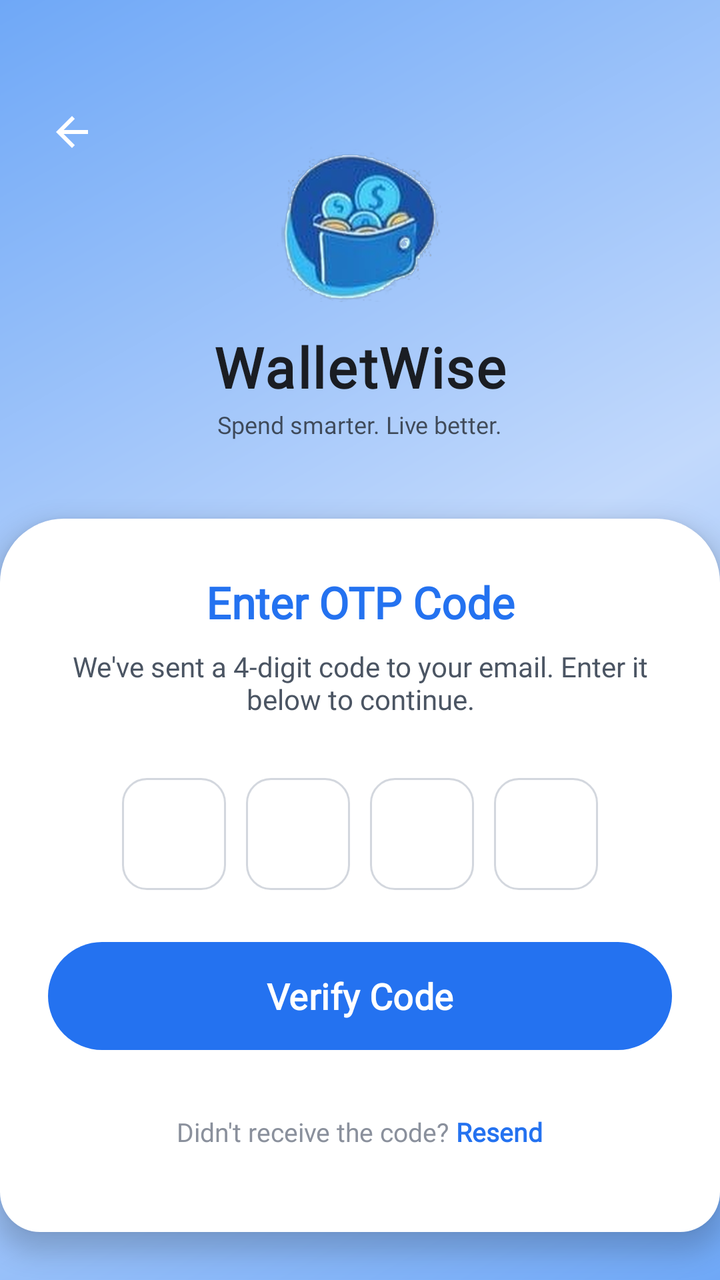
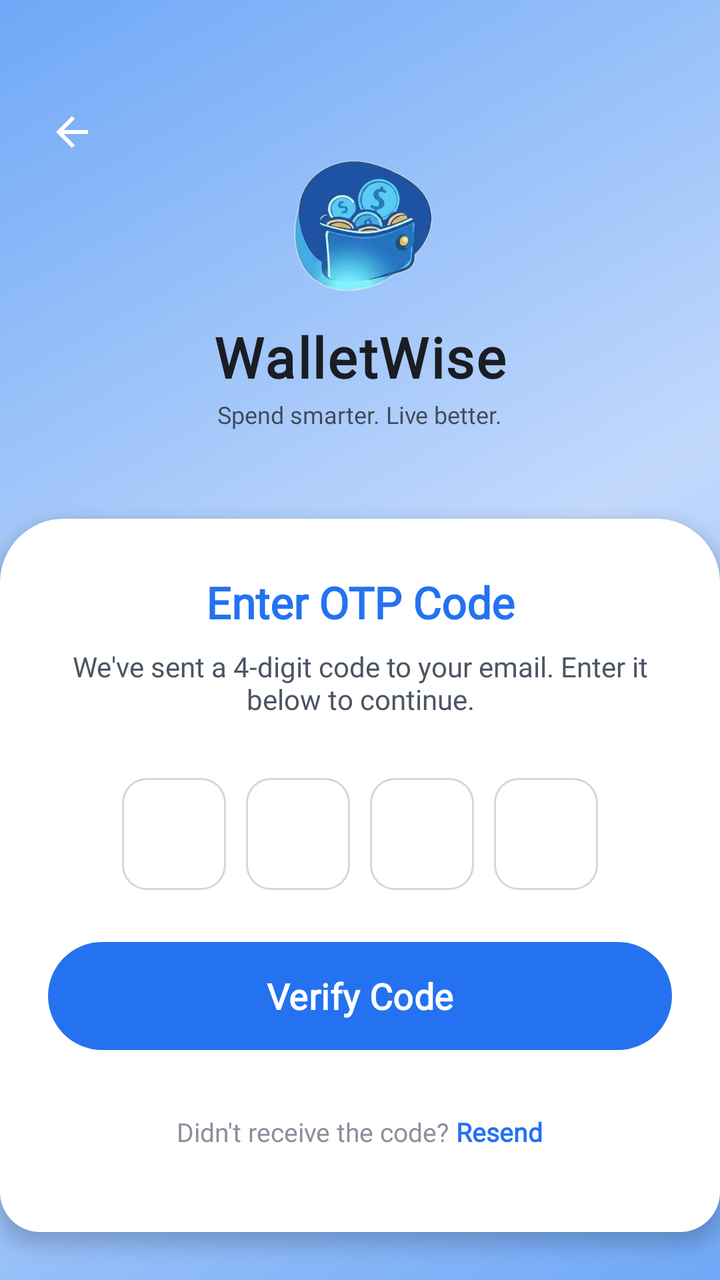

An Android layout rendered at two revisions. The XML below is the earlier revision; the diff shows what the commit changed to produce the second picture.
<!-- AndroidManifest.xml: activity theme Theme.ExpenceAndBudgetTracker -->
<!-- res/layout/activity_otp_verification.xml -->
<?xml version="1.0" encoding="utf-8"?>
<androidx.core.widget.NestedScrollView
    xmlns:android="http://schemas.android.com/apk/res/android"
    xmlns:app="http://schemas.android.com/apk/res-auto"
    xmlns:tools="http://schemas.android.com/tools"

    android:layout_width="match_parent"
    android:layout_height="match_parent"

    android:background="@drawable/bg_gradient"

    android:fillViewport="true"
    android:clipToPadding="false"

    tools:context=".auth.OtpVerificationActivity">


    <LinearLayout
        android:layout_width="match_parent"
        android:layout_height="wrap_content"

        android:orientation="vertical">


        
        
        

        <FrameLayout
            android:layout_width="match_parent"
            android:layout_height="285dp">


            
            
            

            <ImageButton
                android:id="@+id/btnBack"

                android:layout_width="48dp"
                android:layout_height="48dp"

                android:layout_gravity="top|start"

                android:layout_marginStart="12dp"
                android:layout_marginTop="42dp"

                android:background="?attr/selectableItemBackgroundBorderless"

                android:contentDescription="Back"

                android:padding="12dp"

                android:src="@drawable/baseline_arrow_back_24"

                app:tint="@color/neutral_0" />


            
            
            

            <LinearLayout
                android:layout_width="wrap_content"
                android:layout_height="wrap_content"

                android:layout_gravity="center"

                android:gravity="center"

                android:orientation="vertical">


                <ImageView
                    android:id="@+id/imgLogo"

                    android:layout_width="95dp"
                    android:layout_height="95dp"

                    android:adjustViewBounds="true"

                    android:contentDescription="WalletWise Logo"

                    android:scaleType="fitCenter"

                    android:src="@drawable/walletwise_logo" />


                <TextView
                    android:id="@+id/tvWalletWise"

                    android:layout_width="wrap_content"
                    android:layout_height="wrap_content"

                    android:layout_marginTop="5dp"

                    android:fontFamily="@font/dosis_extrabold"

                    android:text="WalletWise"

                    android:textColor="@color/text_primary_light"

                    android:textSize="28sp"

                    android:textStyle="bold"

                    android:letterSpacing="0.03" />


                <TextView
                    android:layout_width="wrap_content"
                    android:layout_height="wrap_content"

                    android:layout_marginTop="2dp"

                    android:fontFamily="@font/molengo_regular"

                    android:text="Spend smarter. Live better."

                    android:textColor="@color/text_primary_light"

                    android:textSize="12sp"

                    android:alpha="0.75" />

            </LinearLayout>

        </FrameLayout>


        
        
        

        <LinearLayout
            android:id="@+id/formCard"

            android:layout_width="match_parent"
            android:layout_height="wrap_content"

            android:layout_marginTop="-26dp"

            android:background="@drawable/bg_login_card"

            android:elevation="7dp"

            android:orientation="vertical"

            android:paddingStart="24dp"
            android:paddingTop="27dp"
            android:paddingEnd="24dp"
            android:paddingBottom="26dp">


            

            <TextView
                android:layout_width="match_parent"
                android:layout_height="wrap_content"

                android:fontFamily="@font/dosis_extrabold"

                android:text="Enter OTP Code"

                android:textAlignment="center"

                android:textColor="@color/primary_500"

                android:textSize="22sp"

                android:textStyle="bold" />


            

            <TextView
                android:id="@+id/tvSubtitle"

                android:layout_width="match_parent"
                android:layout_height="wrap_content"

                android:layout_marginTop="8dp"

                android:fontFamily="@font/molengo_regular"

                android:text="We've sent a 4-digit code to your email. Enter it below to continue."

                android:textAlignment="center"

                android:textColor="@color/text_secondary_light"

                android:textSize="14sp" />


            

            <LinearLayout
                android:layout_width="wrap_content"
                android:layout_height="wrap_content"

                android:layout_gravity="center"

                android:layout_marginTop="30dp"

                android:orientation="horizontal">


                <EditText
                    android:id="@+id/etOtp1"

                    android:layout_width="52dp"
                    android:layout_height="56dp"

                    android:layout_marginHorizontal="5dp"

                    android:background="@drawable/bg_input_box"

                    android:fontFamily="@font/dosis_extrabold"

                    android:gravity="center"

                    android:inputType="number"

                    android:maxLength="1"

                    android:textColor="@color/text_primary_light"

                    android:textSize="20sp" />


                <EditText
                    android:id="@+id/etOtp2"

                    android:layout_width="52dp"
                    android:layout_height="56dp"

                    android:layout_marginHorizontal="5dp"

                    android:background="@drawable/bg_input_box"

                    android:fontFamily="@font/dosis_extrabold"

                    android:gravity="center"

                    android:inputType="number"

                    android:maxLength="1"

                    android:textColor="@color/text_primary_light"

                    android:textSize="20sp" />


                <EditText
                    android:id="@+id/etOtp3"

                    android:layout_width="52dp"
                    android:layout_height="56dp"

                    android:layout_marginHorizontal="5dp"

                    android:background="@drawable/bg_input_box"

                    android:fontFamily="@font/dosis_extrabold"

                    android:gravity="center"

                    android:inputType="number"

                    android:maxLength="1"

                    android:textColor="@color/text_primary_light"

                    android:textSize="20sp" />


                <EditText
                    android:id="@+id/etOtp4"

                    android:layout_width="52dp"
                    android:layout_height="56dp"

                    android:layout_marginHorizontal="5dp"

                    android:background="@drawable/bg_input_box"

                    android:fontFamily="@font/dosis_extrabold"

                    android:gravity="center"

                    android:inputType="number"

                    android:maxLength="1"

                    android:textColor="@color/text_primary_light"

                    android:textSize="20sp" />

            </LinearLayout>


            

            <Button
                android:id="@+id/btnVerifyCode"

                android:layout_width="match_parent"
                android:layout_height="54dp"

                android:layout_marginTop="26dp"

                android:background="@drawable/bg_gradient_pill_button"

                android:backgroundTint="@null"

                android:fontFamily="@font/dosis_extrabold"

                android:stateListAnimator="@null"

                android:text="Verify Code"

                android:textAllCaps="false"

                android:textColor="@color/neutral_0"

                android:textSize="18sp"

                android:textStyle="bold" />


            

            <LinearLayout
                android:layout_width="match_parent"
                android:layout_height="wrap_content"

                android:layout_marginTop="17dp"

                android:gravity="center"

                android:orientation="horizontal">


                <TextView
                    android:layout_width="wrap_content"
                    android:layout_height="wrap_content"

                    android:fontFamily="@font/dosis_semibold"

                    android:text="Didn't receive the code? "

                    android:textColor="@color/neutral_500"

                    android:textSize="13sp" />


                <TextView
                    android:id="@+id/tvResendCode"

                    android:layout_width="wrap_content"
                    android:layout_height="48dp"

                    android:gravity="center"

                    android:fontFamily="@font/dosis_bold"

                    android:text="Resend"

                    android:textColor="@color/primary_500"

                    android:textSize="13sp"

                    android:textStyle="bold" />

            </LinearLayout>


        </LinearLayout>

    </LinearLayout>

</androidx.core.widget.NestedScrollView>
<!-- resources referenced by this layout -->
<resources>
  <color name="neutral_0">#FFFFFF</color>
  <color name="neutral_500">#8A909C</color>
  <color name="primary_500">#2472F0</color>
  <color name="text_primary_light">@color/neutral_900</color>
  <color name="text_secondary_light">@color/neutral_700</color>
  <!-- drawable baseline_arrow_back_24 (drawable) -->
  <vector xmlns:android="http://schemas.android.com/apk/res/android" android:autoMirrored="true" android:height="24dp" android:tint="#000000" android:viewportHeight="24" android:viewportWidth="24" android:width="24dp">
        
      <path android:fillColor="@android:color/black" android:pathData="M20,11H7.83l5.59,-5.59L12,4l-8,8 8,8 1.41,-1.41L7.83,13H20v-2z"/>
      
  </vector>
  <!-- drawable bg_gradient (drawable) -->
  <?xml version="1.0" encoding="utf-8"?>
  <shape xmlns:android="http://schemas.android.com/apk/res/android"
      android:shape="rectangle">
      <gradient
          android:type="linear"
          android:angle="135"
          android:startColor="@color/primary_300"
          android:centerColor="@color/primary_100"
          android:endColor="@color/primary_300" />
  </shape>
  <!-- drawable bg_gradient_pill_button (drawable) -->
  <?xml version="1.0" encoding="utf-8"?>
  <shape xmlns:android="http://schemas.android.com/apk/res/android"
      android:shape="rectangle">
  
      <solid android:color="@color/primary_500" />
  
      <corners android:radius="28dp" />
  
  </shape>
  <!-- drawable bg_input_box (drawable) -->
  <?xml version="1.0" encoding="utf-8"?>
  <shape xmlns:android="http://schemas.android.com/apk/res/android"
      android:shape="rectangle">
      <solid android:color="@color/neutral_0" />
      <stroke
          android:width="1dp"
          android:color="@color/neutral_300" />
      <corners android:radius="12dp" />
  </shape>
  <!-- drawable bg_login_card (drawable) -->
  <?xml version="1.0" encoding="utf-8"?>
  <shape xmlns:android="http://schemas.android.com/apk/res/android"
      android:shape="rectangle">
  
      <solid
          android:color="@color/neutral_0" />
  
      <corners
          android:topLeftRadius="32dp"
          android:topRightRadius="32dp"
          android:bottomLeftRadius="20dp"
          android:bottomRightRadius="20dp" />
  
      <padding
          android:left="0dp"
          android:top="0dp"
          android:right="0dp"
          android:bottom="0dp" />
  
  </shape>
  <!-- drawable walletwise_logo: png bitmap (drawable, 579250 bytes) -->
  <color name="neutral_900">#1A1D23</color>
  <color name="neutral_700">#4B5563</color>
  <color name="primary_300">#6FA8F7</color>
  <color name="primary_100">#C2D9FC</color>
  <color name="neutral_300">#D3D7DE</color>
  <color name="primary_900">#082456</color>
  <color name="accent_500">#FFA800</color>
  <color name="accent_100">#FFE9C2</color>
  <color name="accent_700">#CC8600</color>
  <color name="expense_red">#E5484D</color>
  <color name="background_light">@color/neutral_50</color>
  <color name="surface_light">@color/neutral_0</color>
  <color name="primary_700">#1447A8</color>
  <color name="neutral_50">#F7F8FA</color>
  <!-- unchanged entries left out for length: 1 -->
</resources>

<!-- the commit's change to res/layout/activity_otp_verification.xml (unified diff, before → after) -->
@@ -75,8 +75,8 @@
                 <ImageView
                     android:id="@+id/imgLogo"
 
-                    android:layout_width="95dp"
-                    android:layout_height="95dp"
+                    android:layout_width="85dp"
+                    android:layout_height="85dp"
 
                     android:adjustViewBounds="true"
 
@@ -84,7 +84,7 @@
 
                     android:scaleType="fitCenter"
 
-                    android:src="@drawable/walletwise_logo" />
+                    android:src="@drawable/wallet_icon_transparent" />
 
 
                 <TextView
@@ -143,7 +143,7 @@
 
             android:background="@drawable/bg_login_card"
 
-            android:elevation="7dp"
+            android:elevation="5dp"
 
             android:orientation="vertical"
 
<!-- resource entries referenced after the edit -->
@@ -63,7 +63,7 @@
           android:bottom="0dp" />
   
   </shape>
-  <!-- drawable walletwise_logo: png bitmap (drawable, 579250 bytes) -->
+  <!-- drawable wallet_icon_transparent: png bitmap (drawable, 156588 bytes) -->
   <color name="neutral_900">#1A1D23</color>
   <color name="neutral_700">#4B5563</color>
   <color name="primary_300">#6FA8F7</color>
